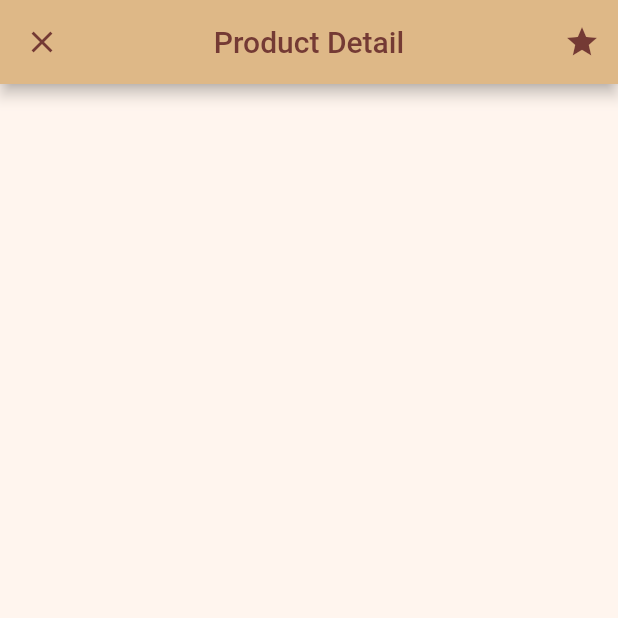
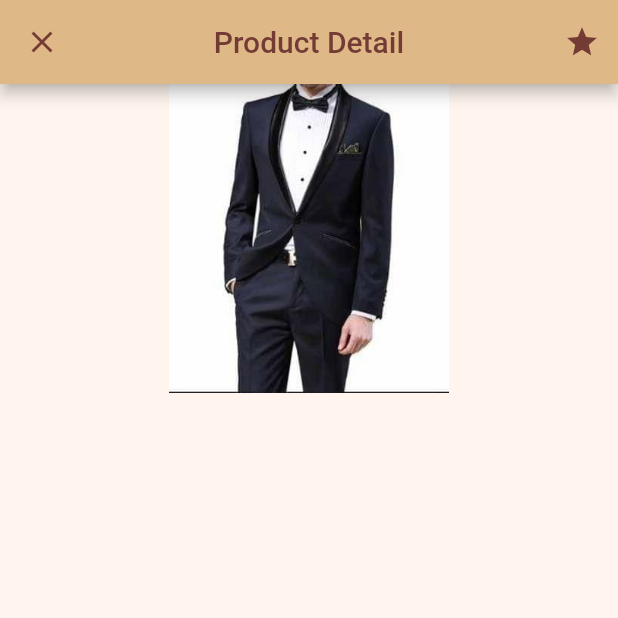
Before and after one commit to Mohammed-Benotmane/Suits-Store-app, a Flutter app: the screen it shows after launch, after a tap on "Black Suit", on a phone screen of 412 x 824 dp, the top half of it. Run offline on Flutter 3.47's test engine with Material 2 defaults, Android fonts, the phone set to English and light mode, and no system bars.

Commit message:
add picture to product detail

```diff
--- a/lib/product_detail.dart
+++ b/lib/product_detail.dart
@@ -1,3 +1,4 @@
+import 'package:flutter/cupertino.dart';
 import 'package:flutter/material.dart';
 import 'Models/Product.dart';
 
@@ -31,8 +32,15 @@ class _ProductDetailState extends State<ProductDetail> {
         backgroundColor: lightBrown,
       ),
       body: Column(
-
+        crossAxisAlignment: CrossAxisAlignment.stretch,
+        children: <Widget>[
+          Image.asset(
+            'assets/${widget.temp.type}${widget.temp.index}.jpg',
+            height: MediaQuery.of(context).size.height / 4,
+          ),
+        ],
       ),
     );
   }
+
 }
```
